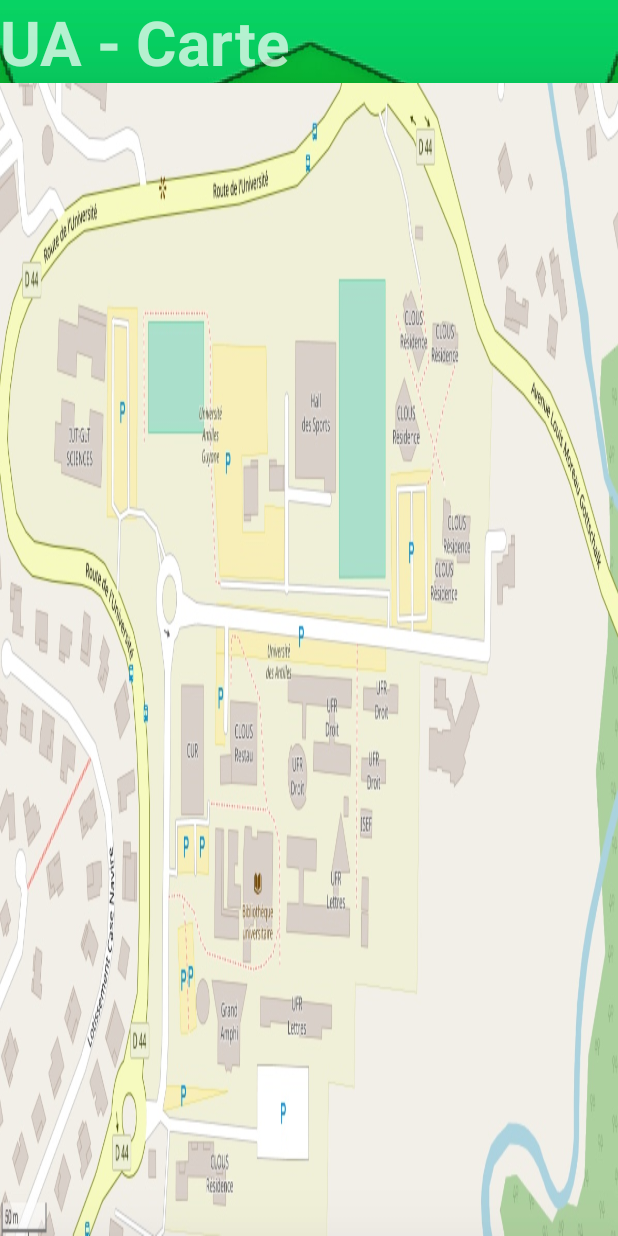
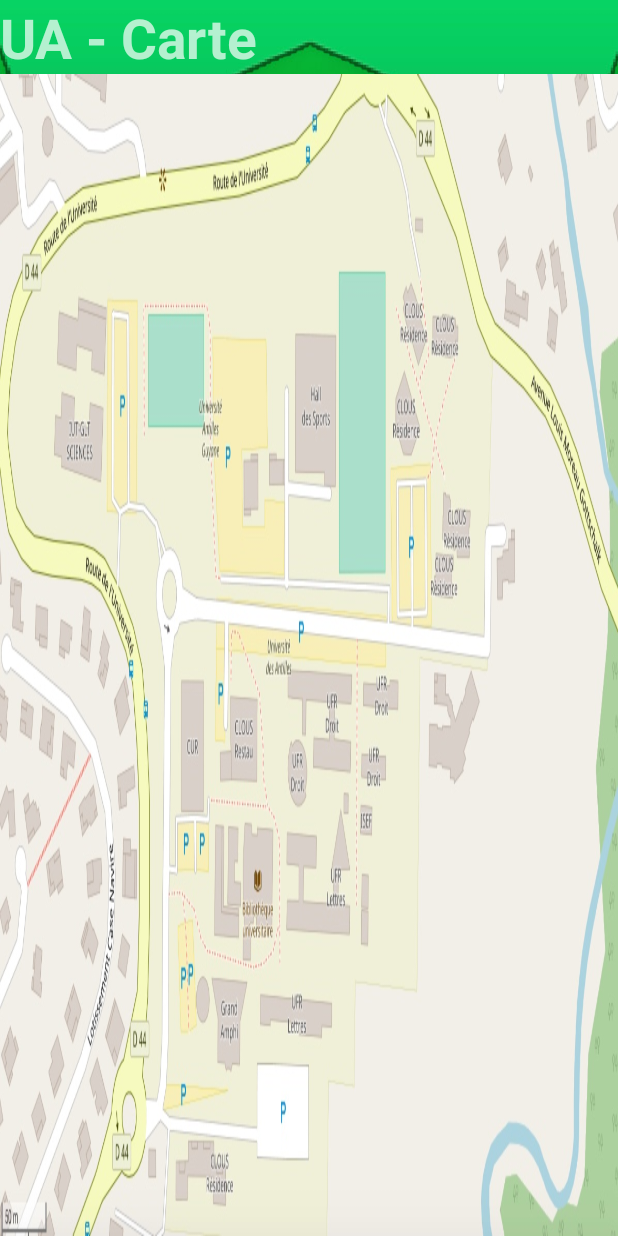
Before and after one commit to ctrl123/UAguid, an Android app: the layout activity_carte.xml on its own in the app's theme, with its tools: preview values and no code run, on a phone screen of 412 x 824 dp. Run offline under Robolectric (Android 15) with nearby library versions, the phone set to English and light mode, and no system bars.

Commit message:
Carte : fix paysage / fix constraints

```diff
--- a/app/src/main/AndroidManifest.xml
+++ b/app/src/main/AndroidManifest.xml
@@ -18,7 +18,9 @@
                 <category android:name="android.intent.category.LAUNCHER" />
             </intent-filter>
         </activity>
-        <activity android:name=".Carte" />
+        <activity android:name=".Carte"
+            android:screenOrientation="landscape"
+            />
         <activity android:name=".Crous" />
         <activity android:name=".Scolaire" />
         <activity android:name=".Sport"/>
--- a/app/src/main/res/layout/activity_carte.xml
+++ b/app/src/main/res/layout/activity_carte.xml
@@ -25,7 +25,7 @@
         android:text="@string/ug_carte_title"
         android:textAllCaps="false"
         android:textColorLink="@android:color/white"
-        android:textSize="@dimen/_32ssp"
+        android:textSize="@dimen/_28ssp"
         android:textStyle="bold"
         app:font="Franklin Gothic Heavy Regular.ttf" />
 
@@ -33,6 +33,11 @@
         android:id="@+id/imageView6"
         android:layout_width="wrap_content"
         android:layout_height="wrap_content"
+        android:layout_alignBottom="@id/imageView3"
+        android:layout_alignRight="@id/imageView3"
+        android:layout_alignLeft="@id/imageView3"
+        android:layout_alignStart="@id/imageView3"
+        android:layout_alignEnd="@id/imageView3"
         android:layout_alignParentBottom="true"
         android:layout_below="@+id/titre_main"
         android:adjustViewBounds="true"
--- a/build.gradle
+++ b/build.gradle
@@ -5,7 +5,7 @@ buildscript {
         jcenter()
     }
     dependencies {
-        classpath 'com.android.tools.build:gradle:2.3.3'
+        classpath 'com.android.tools.build:gradle:3.0.1'
 
         // NOTE: Do not place your application dependencies here; they belong
         // in the individual module build.gradle files
```
Also changed, not shown: gradle/wrapper/gradle-wrapper.properties.
